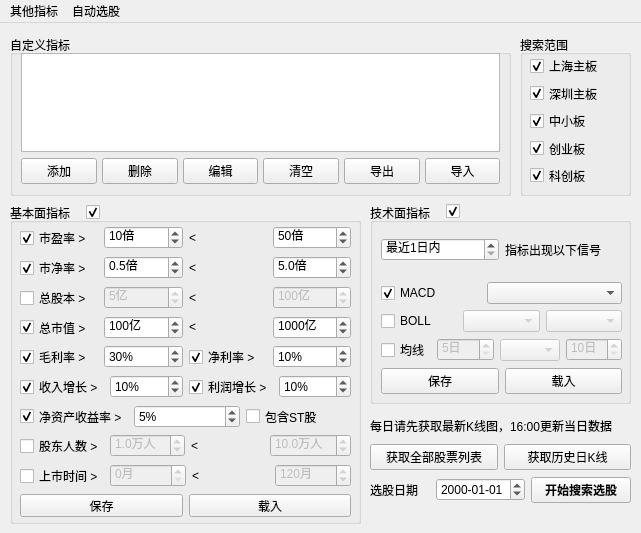
Old version of the form QtDesign/StockFinder.ui in the repository victor647/QuantumStockTrade.
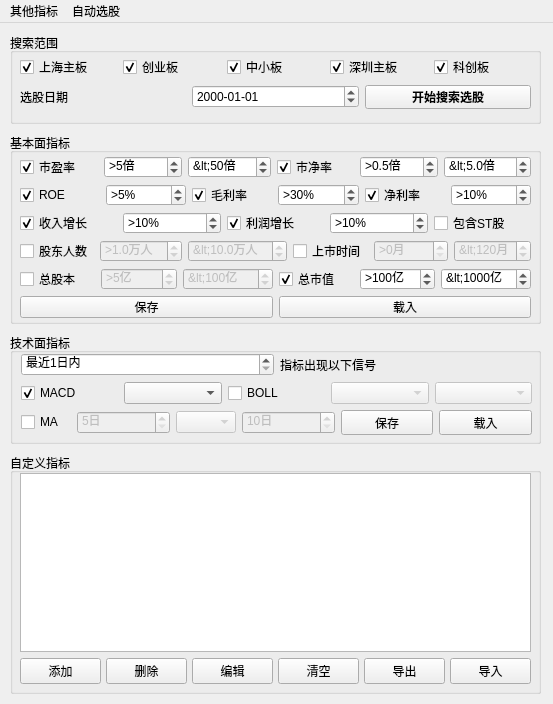
New version of the form.

Commit message: 优化选股器UI界面

```diff
--- a/QtDesign/StockFinder.ui
+++ b/QtDesign/StockFinder.ui
@@ -6,8 +6,8 @@
    <rect>
     <x>0</x>
     <y>0</y>
-    <width>641</width>
-    <height>533</height>
+    <width>553</width>
+    <height>704</height>
    </rect>
   </property>
   <property name="windowTitle">
@@ -17,10 +17,10 @@
    <widget class="QGroupBox" name="grpSearchRange">
     <property name="geometry">
      <rect>
-      <x>520</x>
-      <y>12</y>
-      <width>111</width>
-      <height>161</height>
+      <x>10</x>
+      <y>10</y>
+      <width>531</width>
+      <height>91</height>
      </rect>
     </property>
     <property name="font">
@@ -32,101 +32,149 @@
     <property name="title">
      <string>搜索范围</string>
     </property>
-    <widget class="QWidget" name="layoutWidget">
+    <widget class="QWidget" name="">
      <property name="geometry">
       <rect>
        <x>10</x>
-       <y>20</y>
-       <width>91</width>
-       <height>131</height>
+       <y>22</y>
+       <width>511</width>
+       <height>54</height>
       </rect>
      </property>
-     <property name="font">
-      <font>
-       <family>Helvetica</family>
-       <pointsize>9</pointsize>
-      </font>
-     </property>
      <layout class="QVBoxLayout" name="verticalLayout_2">
       <item>
-       <widget class="QCheckBox" name="cbxShanghaiMain">
-        <property name="font">
-         <font>
-          <family>Helvetica</family>
-          <pointsize>9</pointsize>
-         </font>
-        </property>
-        <property name="text">
-         <string>上海主板</string>
-        </property>
-        <property name="checked">
-         <bool>true</bool>
-        </property>
-       </widget>
+       <layout class="QHBoxLayout" name="horizontalLayout_6">
+        <item>
+         <widget class="QCheckBox" name="cbxShanghaiMain">
+          <property name="font">
+           <font>
+            <family>Helvetica</family>
+            <pointsize>9</pointsize>
+           </font>
+          </property>
+          <property name="text">
+           <string>上海主板</string>
+          </property>
+          <property name="checked">
+           <bool>true</bool>
+          </property>
+         </widget>
+        </item>
+        <item>
+         <widget class="QCheckBox" name="cbxShenZhenNew">
+          <property name="font">
+           <font>
+            <family>Helvetica</family>
+            <pointsize>9</pointsize>
+           </font>
+          </property>
+          <property name="text">
+           <string>创业板</string>
+          </property>
+          <property name="checked">
+           <bool>true</bool>
+          </property>
+         </widget>
+        </item>
+        <item>
+         <widget class="QCheckBox" name="cbxShenZhenSmall">
+          <property name="font">
+           <font>
+            <family>Helvetica</family>
+            <pointsize>9</pointsize>
+           </font>
+          </property>
+          <property name="text">
+           <string>中小板</string>
+          </property>
+          <property name="checked">
+           <bool>true</bool>
+          </property>
+         </widget>
+        </item>
+        <item>
+         <widget class="QCheckBox" name="cbxShenZhenMain">
+          <property name="font">
+           <font>
+            <family>Helvetica</family>
+            <pointsize>9</pointsize>
+           </font>
+          </property>
+          <property name="text">
+           <string>深圳主板</string>
+          </property>
+          <property name="checked">
+           <bool>true</bool>
+          </property>
+         </widget>
+        </item>
+        <item>
+         <widget class="QCheckBox" name="cbxShanghaiScience">
+          <property name="font">
+           <font>
+            <family>Helvetica</family>
+            <pointsize>9</pointsize>
+           </font>
+          </property>
+          <property name="text">
+           <string>科创板</string>
+          </property>
+          <property name="checked">
+           <bool>true</bool>
+          </property>
+         </widget>
+        </item>
+       </layout>
       </item>
       <item>
-       <widget class="QCheckBox" name="cbxShenZhenMain">
-        <property name="font">
-         <font>
-          <family>Helvetica</family>
-          <pointsize>9</pointsize>
-         </font>
-        </property>
-        <property name="text">
-         <string>深圳主板</string>
-        </property>
-        <property name="checked">
-         <bool>true</bool>
-        </property>
-       </widget>
-      </item>
-      <item>
-       <widget class="QCheckBox" name="cbxShenZhenSmall">
-        <property name="font">
-         <font>
-          <family>Helvetica</family>
-          <pointsize>9</pointsize>
-         </font>
-        </property>
-        <property name="text">
-         <string>中小板</string>
-        </property>
-        <property name="checked">
-         <bool>true</bool>
-        </property>
-       </widget>
-      </item>
-      <item>
-       <widget class="QCheckBox" name="cbxShenZhenNew">
-        <property name="font">
-         <font>
-          <family>Helvetica</family>
-          <pointsize>9</pointsize>
-         </font>
-        </property>
-        <property name="text">
-         <string>创业板</string>
-        </property>
-        <property name="checked">
-         <bool>true</bool>
-        </property>
-       </widget>
-      </item>
-      <item>
-       <widget class="QCheckBox" name="cbxShanghaiScience">
-        <property name="font">
-         <font>
-          <family>Helvetica</family>
-          <pointsize>9</pointsize>
-         </font>
-        </property>
-        <property name="text">
-         <string>科创板</string>
-        </property>
-        <property name="checked">
-         <bool>true</bool>
-        </property>
-       </widget>
+       <layout class="QHBoxLayout" name="horizontalLayout_13">
+        <item>
+         <widget class="QLabel" name="lblSearchDate">
+          <property name="font">
+           <font>
+            <family>Helvetica</family>
+            <pointsize>9</pointsize>
+           </font>
+          </property>
+          <property name="text">
+           <string>选股日期</string>
+          </property>
+         </widget>
+        </item>
+        <item>
+         <widget class="QDateEdit" name="dteSearchDate">
+          <property name="font">
+           <font>
+            <family>Helvetica</family>
+           </font>
+          </property>
+          <property name="displayFormat">
+           <string>yyyy-MM-dd</string>
+          </property>
+         </widget>
+        </item>
+        <item>
+         <widget class="QPushButton" name="btnStartSearch">
+          <property name="minimumSize">
+           <size>
+            <width>100</width>
+            <height>0</height>
+           </size>
+          </property>
+          <property name="font">
+           <font>
+            <family>Helvetica</family>
+            <pointsize>9</pointsize>
+            <weight>75</weight>
+            <bold>true</bold>
+           </font>
+          </property>
+          <property name="text">
+           <string>开始搜索选股</string>
+          </property>
+         </widget>
+        </item>
+       </layout>
       </item>
      </layout>
     </widget>
@@ -138,9 +186,9 @@
     <property name="geometry">
      <rect>
       <x>10</x>
-      <y>12</y>
-      <width>501</width>
-      <height>161</height>
+      <y>430</y>
+      <width>531</width>
+      <height>241</height>
      </rect>
     </property>
     <property name="font">
@@ -152,13 +200,13 @@
     <property name="title">
      <string>自定义指标</string>
     </property>
-    <widget class="QWidget" name="layoutWidget">
+    <widget class="QWidget" name="">
      <property name="geometry">
       <rect>
-       <x>11</x>
-       <y>18</y>
-       <width>479</width>
-       <height>131</height>
+       <x>10</x>
+       <y>20</y>
+       <width>511</width>
+       <height>211</height>
       </rect>
      </property>
      <layout class="QVBoxLayout" name="verticalLayout_5">
@@ -233,9 +281,9 @@
     <property name="geometry">
      <rect>
       <x>10</x>
-      <y>180</y>
-      <width>351</width>
-      <height>321</height>
+      <y>110</y>
+      <width>531</width>
+      <height>191</height>
      </rect>
     </property>
     <property name="font">
@@ -252,8 +300,8 @@
       <rect>
        <x>10</x>
        <y>23</y>
-       <width>331</width>
-       <height>291</height>
+       <width>511</width>
+       <height>162</height>
       </rect>
      </property>
      <property name="font">
@@ -274,7 +322,7 @@
            </font>
           </property>
           <property name="text">
-           <string>市盈率 &gt;</string>
+           <string>市盈率</string>
           </property>
           <property name="checked">
            <bool>true</bool>
@@ -292,6 +340,9 @@
           <property name="suffix">
            <string>倍</string>
           </property>
+          <property name="prefix">
+           <string>&gt;</string>
+          </property>
           <property name="minimum">
            <number>-1000</number>
           </property>
@@ -299,26 +350,13 @@
            <number>100</number>
           </property>
           <property name="value">
-           <number>10</number>
+           <number>5</number>
           </property>
           <property name="displayIntegerBase">
            <number>10</number>
           </property>
          </widget>
         </item>
-        <item>
-         <widget class="QLabel" name="lblPriceEarningMax">
-          <property name="font">
-           <font>
-            <family>Helvetica</family>
-            <pointsize>9</pointsize>
-           </font>
-          </property>
-          <property name="text">
-           <string>&lt;</string>
-          </property>
-         </widget>
-        </item>
         <item>
          <widget class="QSpinBox" name="spbPriceEarningMax">
           <property name="font">
@@ -330,6 +368,9 @@
           <property name="suffix">
            <string>倍</string>
           </property>
+          <property name="prefix">
+           <string>&lt;</string>
+          </property>
           <property name="minimum">
            <number>-100</number>
           </property>
@@ -341,10 +382,6 @@
           </property>
          </widget>
         </item>
-       </layout>
-      </item>
-      <item>
-       <layout class="QHBoxLayout" name="horizontalLayout_5">
         <item>
          <widget class="QCheckBox" name="cbxPriceBook">
           <property name="font">
@@ -354,7 +391,7 @@
            </font>
           </property>
           <property name="text">
-           <string>市净率 &gt;</string>
+           <string>市净率</string>
           </property>
           <property name="checked">
            <bool>true</bool>
@@ -368,6 +405,9 @@
             <family>Helvetica</family>
            </font>
           </property>
+          <property name="prefix">
+           <string>&gt;</string>
+          </property>
           <property name="suffix">
            <string>倍</string>
           </property>
@@ -388,19 +428,6 @@
           </property>
          </widget>
         </item>
-        <item>
-         <widget class="QLabel" name="lblPriceBookMax">
-          <property name="font">
-           <font>
-            <family>Helvetica</family>
-            <pointsize>9</pointsize>
-           </font>
-          </property>
-          <property name="text">
-           <string>&lt;</string>
-          </property>
-         </widget>
-        </item>
         <item>
          <widget class="QDoubleSpinBox" name="spbPriceBookMax">
           <property name="font">
@@ -408,6 +435,9 @@
             <family>Helvetica</family>
            </font>
           </property>
+          <property name="prefix">
+           <string>&lt;</string>
+          </property>
           <property name="suffix">
            <string>倍</string>
           </property>
@@ -428,9 +458,9 @@
        </layout>
       </item>
       <item>
-       <layout class="QHBoxLayout" name="horizontalLayout_7">
+       <layout class="QHBoxLayout" name="horizontalLayout_3">
         <item>
-         <widget class="QCheckBox" name="cbxTotalShare">
+         <widget class="QCheckBox" name="cbxNetAssetProfit">
           <property name="font">
            <font>
             <family>Helvetica</family>
@@ -438,18 +468,15 @@
            </font>
           </property>
           <property name="text">
-           <string>总股本 &gt;</string>
+           <string>ROE</string>
           </property>
           <property name="checked">
-           <bool>false</bool>
+           <bool>true</bool>
           </property>
          </widget>
         </item>
         <item>
-         <widget class="QSpinBox" name="spbTotalShareMin">
-          <property name="enabled">
-           <bool>false</bool>
-          </property>
+         <widget class="QSpinBox" name="spbNetAssetProfit">
           <property name="font">
            <font>
             <family>Helvetica</family>
@@ -457,138 +484,22 @@
            </font>
           </property>
           <property name="suffix">
-           <string>亿</string>
+           <string>%</string>
+          </property>
+          <property name="prefix">
+           <string>&gt;</string>
           </property>
           <property name="minimum">
            <number>0</number>
           </property>
           <property name="maximum">
-           <number>10</number>
+           <number>100</number>
           </property>
           <property name="value">
            <number>5</number>
           </property>
          </widget>
         </item>
-        <item>
-         <widget class="QLabel" name="lblTotalShareMax">
-          <property name="font">
-           <font>
-            <family>Helvetica</family>
-            <pointsize>9</pointsize>
-           </font>
-          </property>
-          <property name="text">
-           <string>&lt;</string>
-          </property>
-         </widget>
-        </item>
-        <item>
-         <widget class="QSpinBox" name="spbTotalShareMax">
-          <property name="enabled">
-           <bool>false</bool>
-          </property>
-          <property name="font">
-           <font>
-            <family>Helvetica</family>
-            <pointsize>9</pointsize>
-           </font>
-          </property>
-          <property name="suffix">
-           <string>亿</string>
-          </property>
-          <property name="minimum">
-           <number>1</number>
-          </property>
-          <property name="maximum">
-           <number>10000</number>
-          </property>
-          <property name="value">
-           <number>100</number>
-          </property>
-         </widget>
-        </item>
-       </layout>
-      </item>
-      <item>
-       <layout class="QHBoxLayout" name="horizontalLayout_6">
-        <item>
-         <widget class="QCheckBox" name="cbxTotalAssets">
-          <property name="font">
-           <font>
-            <family>Helvetica</family>
-            <pointsize>9</pointsize>
-           </font>
-          </property>
-          <property name="text">
-           <string>总市值 &gt;</string>
-          </property>
-          <property name="checked">
-           <bool>true</bool>
-          </property>
-         </widget>
-        </item>
-        <item>
-         <widget class="QSpinBox" name="spbTotalAssetsMin">
-          <property name="font">
-           <font>
-            <family>Helvetica</family>
-            <pointsize>9</pointsize>
-           </font>
-          </property>
-          <property name="suffix">
-           <string>亿</string>
-          </property>
-          <property name="minimum">
-           <number>1</number>
-          </property>
-          <property name="maximum">
-           <number>1000</number>
-          </property>
-          <property name="value">
-           <number>100</number>
-          </property>
-         </widget>
-        </item>
-        <item>
-         <widget class="QLabel" name="lblTotalAssetsMax">
-          <property name="font">
-           <font>
-            <family>Helvetica</family>
-            <pointsize>9</pointsize>
-           </font>
-          </property>
-          <property name="text">
-           <string>&lt;</string>
-          </property>
-         </widget>
-        </item>
-        <item>
-         <widget class="QSpinBox" name="spbTotalAssetsMax">
-          <property name="font">
-           <font>
-            <family>Helvetica</family>
-            <pointsize>9</pointsize>
-           </font>
-          </property>
-          <property name="suffix">
-           <string>亿</string>
-          </property>
-          <property name="minimum">
-           <number>10</number>
-          </property>
-          <property name="maximum">
-           <number>99999</number>
-          </property>
-          <property name="value">
-           <number>1000</number>
-          </property>
-         </widget>
-        </item>
-       </layout>
-      </item>
-      <item>
-       <layout class="QHBoxLayout" name="horizontalLayout_4">
         <item>
          <widget class="QCheckBox" name="cbxGrossProfit">
           <property name="font">
@@ -598,7 +509,7 @@
            </font>
           </property>
           <property name="text">
-           <string>毛利率 &gt;</string>
+           <string>毛利率</string>
           </property>
           <property name="checked">
            <bool>true</bool>
@@ -616,6 +527,9 @@
           <property name="suffix">
            <string>%</string>
           </property>
+          <property name="prefix">
+           <string>&gt;</string>
+          </property>
           <property name="minimum">
            <number>-20</number>
           </property>
@@ -636,7 +550,7 @@
            </font>
           </property>
           <property name="text">
-           <string>净利率 &gt;</string>
+           <string>净利率</string>
           </property>
           <property name="checked">
            <bool>true</bool>
@@ -654,6 +568,9 @@
           <property name="suffix">
            <string>%</string>
           </property>
+          <property name="prefix">
+           <string>&gt;</string>
+          </property>
           <property name="minimum">
            <number>-20</number>
           </property>
@@ -668,7 +585,7 @@
        </layout>
       </item>
       <item>
-       <layout class="QHBoxLayout" name="horizontalLayout_9">
+       <layout class="QHBoxLayout" name="horizontalLayout_4">
         <item>
          <widget class="QCheckBox" name="cbxIncomeIncrease">
           <property name="font">
@@ -678,7 +595,7 @@
            </font>
           </property>
           <property name="text">
-           <string>收入增长 &gt;</string>
+           <string>收入增长</string>
           </property>
           <property name="checked">
            <bool>true</bool>
@@ -696,6 +613,9 @@
           <property name="suffix">
            <string>%</string>
           </property>
+          <property name="prefix">
+           <string>&gt;</string>
+          </property>
           <property name="minimum">
            <number>-1000</number>
           </property>
@@ -716,7 +636,7 @@
            </font>
           </property>
           <property name="text">
-           <string>利润增长 &gt;</string>
+           <string>利润增长</string>
           </property>
           <property name="checked">
            <bool>true</bool>
@@ -734,6 +654,9 @@
           <property name="suffix">
            <string>%</string>
           </property>
+          <property name="prefix">
+           <string>&gt;</string>
+          </property>
           <property name="minimum">
            <number>-1000</number>
           </property>
@@ -742,48 +665,6 @@
           </property>
           <property name="value">
            <number>10</number>
-          </property>
-         </widget>
-        </item>
-       </layout>
-      </item>
-      <item>
-       <layout class="QHBoxLayout" name="horizontalLayout_8">
-        <item>
-         <widget class="QCheckBox" name="cbxNetAssetProfit">
-          <property name="font">
-           <font>
-            <family>Helvetica</family>
-            <pointsize>9</pointsize>
-           </font>
-          </property>
-          <property name="text">
-           <string>净资产收益率 &gt;</string>
-          </property>
-          <property name="checked">
-           <bool>true</bool>
-          </property>
-         </widget>
-        </item>
-        <item>
-         <widget class="QSpinBox" name="spbNetAssetProfit">
-          <property name="font">
-           <font>
-            <family>Helvetica</family>
-            <pointsize>9</pointsize>
-           </font>
-          </property>
-          <property name="suffix">
-           <string>%</string>
-          </property>
-          <property name="minimum">
-           <number>0</number>
-          </property>
-          <property name="maximum">
-           <number>100</number>
-          </property>
-          <property name="value">
-           <number>5</number>
           </property>
          </widget>
         </item>
@@ -807,7 +688,7 @@
            </font>
           </property>
           <property name="text">
-           <string>股东人数 &gt;</string>
+           <string>股东人数</string>
           </property>
           <property name="checked">
            <bool>false</bool>
@@ -824,6 +705,9 @@
             <family>Helvetica</family>
            </font>
           </property>
+          <property name="prefix">
+           <string>&gt;</string>
+          </property>
           <property name="suffix">
            <string>万人</string>
           </property>
@@ -844,19 +728,6 @@
           </property>
          </widget>
         </item>
-        <item>
-         <widget class="QLabel" name="lblTotalHoldersMax">
-          <property name="font">
-           <font>
-            <family>Helvetica</family>
-            <pointsize>9</pointsize>
-           </font>
-          </property>
-          <property name="text">
-           <string>&lt;</string>
-          </property>
-         </widget>
-        </item>
         <item>
          <widget class="QDoubleSpinBox" name="spbTotalHoldersMax">
           <property name="enabled">
@@ -867,6 +738,9 @@
             <family>Helvetica</family>
            </font>
           </property>
+          <property name="prefix">
+           <string>&lt;</string>
+          </property>
           <property name="suffix">
            <string>万人</string>
           </property>
@@ -881,14 +755,10 @@
           </property>
          </widget>
         </item>
-       </layout>
-      </item>
-      <item>
-       <layout class="QHBoxLayout" name="horizontalLayout_3">
         <item>
          <widget class="QCheckBox" name="cbxTimeToMarket">
           <property name="text">
-           <string>上市时间 &gt;</string>
+           <string>上市时间</string>
           </property>
           <property name="checked">
            <bool>false</bool>
@@ -909,6 +779,9 @@
           <property name="suffix">
            <string>月</string>
           </property>
+          <property name="prefix">
+           <string>&gt;</string>
+          </property>
           <property name="minimum">
            <number>0</number>
           </property>
@@ -923,19 +796,6 @@
           </property>
          </widget>
         </item>
-        <item>
-         <widget class="QLabel" name="lblTimeToMarketMax">
-          <property name="font">
-           <font>
-            <family>Helvetica</family>
-            <pointsize>9</pointsize>
-           </font>
-          </property>
-          <property name="text">
-           <string>&lt;</string>
-          </property>
-         </widget>
-        </item>
         <item>
          <widget class="QSpinBox" name="spbTimeToMarketMax">
           <property name="enabled">
@@ -950,6 +810,9 @@
           <property name="suffix">
            <string>月</string>
           </property>
+          <property name="prefix">
+           <string>&lt;</string>
+          </property>
           <property name="minimum">
            <number>1</number>
           </property>
@@ -967,7 +830,149 @@
        </layout>
       </item>
       <item>
-       <layout class="QHBoxLayout" name="horizontalLayout_16">
+       <layout class="QHBoxLayout" name="horizontalLayout_7">
+        <item>
+         <widget class="QCheckBox" name="cbxTotalShare">
+          <property name="font">
+           <font>
+            <family>Helvetica</family>
+            <pointsize>9</pointsize>
+           </font>
+          </property>
+          <property name="text">
+           <string>总股本</string>
+          </property>
+          <property name="checked">
+           <bool>false</bool>
+          </property>
+         </widget>
+        </item>
+        <item>
+         <widget class="QSpinBox" name="spbTotalShareMin">
+          <property name="enabled">
+           <bool>false</bool>
+          </property>
+          <property name="font">
+           <font>
+            <family>Helvetica</family>
+            <pointsize>9</pointsize>
+           </font>
+          </property>
+          <property name="suffix">
+           <string>亿</string>
+          </property>
+          <property name="prefix">
+           <string>&gt;</string>
+          </property>
+          <property name="minimum">
+           <number>0</number>
+          </property>
+          <property name="maximum">
+           <number>10</number>
+          </property>
+          <property name="value">
+           <number>5</number>
+          </property>
+         </widget>
+        </item>
+        <item>
+         <widget class="QSpinBox" name="spbTotalShareMax">
+          <property name="enabled">
+           <bool>false</bool>
+          </property>
+          <property name="font">
+           <font>
+            <family>Helvetica</family>
+            <pointsize>9</pointsize>
+           </font>
+          </property>
+          <property name="suffix">
+           <string>亿</string>
+          </property>
+          <property name="prefix">
+           <string>&lt;</string>
+          </property>
+          <property name="minimum">
+           <number>1</number>
+          </property>
+          <property name="maximum">
+           <number>10000</number>
+          </property>
+          <property name="value">
+           <number>100</number>
+          </property>
+         </widget>
+        </item>
+        <item>
+         <widget class="QCheckBox" name="cbxTotalAssets">
+          <property name="font">
+           <font>
+            <family>Helvetica</family>
+            <pointsize>9</pointsize>
+           </font>
+          </property>
+          <property name="text">
+           <string>总市值</string>
+          </property>
+          <property name="checked">
+           <bool>true</bool>
+          </property>
+         </widget>
+        </item>
+        <item>
+         <widget class="QSpinBox" name="spbTotalAssetsMin">
+          <property name="font">
+           <font>
+            <family>Helvetica</family>
+            <pointsize>9</pointsize>
+           </font>
+          </property>
+          <property name="suffix">
+           <string>亿</string>
+          </property>
+          <property name="prefix">
+           <string>&gt;</string>
+          </property>
+          <property name="minimum">
+           <number>1</number>
+          </property>
+          <property name="maximum">
+           <number>1000</number>
+          </property>
+          <property name="value">
+           <number>100</number>
+          </property>
+         </widget>
+        </item>
+        <item>
+         <widget class="QSpinBox" name="spbTotalAssetsMax">
+          <property name="font">
+           <font>
+            <family>Helvetica</family>
+            <pointsize>9</pointsize>
+           </font>
+          </property>
+          <property name="suffix">
+           <string>亿</string>
+          </property>
+          <property name="prefix">
+           <string>&lt;</string>
+          </property>
+          <property name="minimum">
+           <number>10</number>
+          </property>
+          <property name="maximum">
+           <number>99999</number>
+          </property>
+          <property name="value">
+           <number>1000</number>
+          </property>
+         </widget>
+        </item>
+       </layout>
+      </item>
+      <item>
+       <layout class="QHBoxLayout" name="horizontalLayout_5">
         <item>
          <widget class="QPushButton" name="btnExportBasicConfig">
           <property name="font">
@@ -1002,10 +1007,10 @@
    <widget class="QGroupBox" name="grpTechnicalCriterias">
     <property name="geometry">
      <rect>
-      <x>370</x>
-      <y>180</y>
-      <width>261</width>
-      <height>201</height>
+      <x>10</x>
+      <y>310</y>
+      <width>531</width>
+      <height>111</height>
      </rect>
     </property>
     <property name="font">
@@ -1022,8 +1027,8 @@
       <rect>
        <x>11</x>
        <y>20</y>
-       <width>241</width>
-       <height>171</height>
+       <width>511</width>
+       <height>82</height>
       </rect>
      </property>
      <layout class="QVBoxLayout" name="verticalLayout_4">
@@ -1090,10 +1095,6 @@
         <item>
          <widget class="QComboBox" name="cbbMacdBehaviour"/>
         </item>
-       </layout>
-      </item>
-      <item>
-       <layout class="QHBoxLayout" name="horizontalLayout_12">
         <item>
          <widget class="QCheckBox" name="cbxBollEnabled">
           <property name="enabled">
@@ -1124,7 +1125,7 @@
        </layout>
       </item>
       <item>
-       <layout class="QHBoxLayout" name="horizontalLayout_14">
+       <layout class="QHBoxLayout" name="horizontalLayout_8">
         <item>
          <widget class="QCheckBox" name="cbxMaEnabled">
           <property name="maximumSize">
@@ -1134,7 +1135,7 @@
            </size>
           </property>
           <property name="text">
-           <string>均线</string>
+           <string>MA</string>
           </property>
           <property name="checked">
            <bool>false</bool>
@@ -1186,10 +1187,6 @@
           </property>
          </widget>
         </item>
-       </layout>
-      </item>
-      <item>
-       <layout class="QHBoxLayout" name="horizontalLayout_17">
         <item>
          <widget class="QPushButton" name="btnExportTechnicalConfig">
           <property name="font">
@@ -1221,160 +1218,16 @@
      </layout>
     </widget>
    </widget>
-   <widget class="QCheckBox" name="cbxTechnicalCriteriasEnabled">
+   <widget class="QWidget" name="">
     <property name="geometry">
      <rect>
-      <x>446</x>
-      <y>180</y>
-      <width>21</width>
-      <height>16</height>
+      <x>0</x>
+      <y>0</y>
+      <width>2</width>
+      <height>2</height>
      </rect>
     </property>
-    <property name="font">
-     <font>
-      <family>Helvetica</family>
-      <pointsize>9</pointsize>
-     </font>
-    </property>
-    <property name="text">
-     <string/>
-    </property>
-    <property name="checked">
-     <bool>true</bool>
-    </property>
-   </widget>
-   <widget class="QCheckBox" name="cbxBasicCriteriasEnabled">
-    <property name="geometry">
-     <rect>
-      <x>86</x>
-      <y>181</y>
-      <width>21</width>
-      <height>16</height>
-     </rect>
-    </property>
-    <property name="font">
-     <font>
-      <family>Helvetica</family>
-      <pointsize>9</pointsize>
-     </font>
-    </property>
-    <property name="text">
-     <string/>
-    </property>
-    <property name="checked">
-     <bool>true</bool>
-    </property>
-   </widget>
-   <widget class="QLabel" name="lblGetStockReminder">
-    <property name="geometry">
-     <rect>
-      <x>370</x>
-      <y>390</y>
-      <width>243</width>
-      <height>25</height>
-     </rect>
-    </property>
-    <property name="font">
-     <font>
-      <family>Helvetica</family>
-      <pointsize>9</pointsize>
-     </font>
-    </property>
-    <property name="text">
-     <string>每日请先获取最新K线图，16:00更新当日数据</string>
-    </property>
-   </widget>
-   <widget class="QWidget" name="layoutWidget">
-    <property name="geometry">
-     <rect>
-      <x>370</x>
-      <y>420</y>
-      <width>261</width>
-      <height>62</height>
-     </rect>
-    </property>
-    <layout class="QVBoxLayout" name="verticalLayout">
-     <item>
-      <layout class="QHBoxLayout" name="horizontalLayout_19">
-       <item>
-        <widget class="QPushButton" name="btnGetAllStockList">
-         <property name="font">
-          <font>
-           <family>Helvetica</family>
-           <pointsize>9</pointsize>
-          </font>
-         </property>
-         <property name="text">
-          <string>获取全部股票列表</string>
-         </property>
-        </widget>
-       </item>
-       <item>
-        <widget class="QPushButton" name="btnGetAllStockData">
-         <property name="font">
-          <font>
-           <family>Helvetica</family>
-           <pointsize>9</pointsize>
-          </font>
-         </property>
-         <property name="text">
-          <string>获取历史日K线</string>
-         </property>
-        </widget>
-       </item>
-      </layout>
-     </item>
-     <item>
-      <layout class="QHBoxLayout" name="horizontalLayout_20">
-       <item>
-        <widget class="QLabel" name="lblSearchDate">
-         <property name="font">
-          <font>
-           <family>Helvetica</family>
-           <pointsize>9</pointsize>
-          </font>
-         </property>
-         <property name="text">
-          <string>选股日期</string>
-         </property>
-        </widget>
-       </item>
-       <item>
-        <widget class="QDateEdit" name="dteSearchDate">
-         <property name="font">
-          <font>
-           <family>Helvetica</family>
-          </font>
-         </property>
-         <property name="displayFormat">
-          <string>yyyy-MM-dd</string>
-         </property>
-        </widget>
-       </item>
-       <item>
-        <widget class="QPushButton" name="btnStartSearch">
-         <property name="minimumSize">
-          <size>
-           <width>100</width>
-           <height>0</height>
-          </size>
-         </property>
-         <property name="font">
-          <font>
-           <family>Helvetica</family>
-           <pointsize>9</pointsize>
-           <weight>75</weight>
-           <bold>true</bold>
-          </font>
-         </property>
-         <property name="text">
-          <string>开始搜索选股</string>
-         </property>
-        </widget>
-       </item>
-      </layout>
-     </item>
-    </layout>
+    <layout class="QVBoxLayout" name="verticalLayout"/>
    </widget>
   </widget>
   <widget class="QMenuBar" name="menubar">
@@ -1382,7 +1235,7 @@
     <rect>
      <x>0</x>
      <y>0</y>
-     <width>641</width>
+     <width>553</width>
      <height>22</height>
     </rect>
    </property>
```
Left out of the diff: 256 changed lines with no effect on the pictures. The commit also changes 12 other files.
